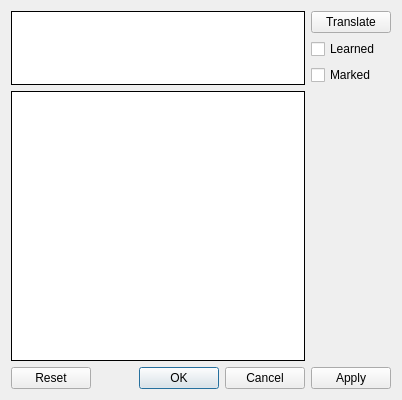
Before: the Qt Designer form Forms/CWordEditor.ui in skynowa/iTeacher, drawn with Qt 5.
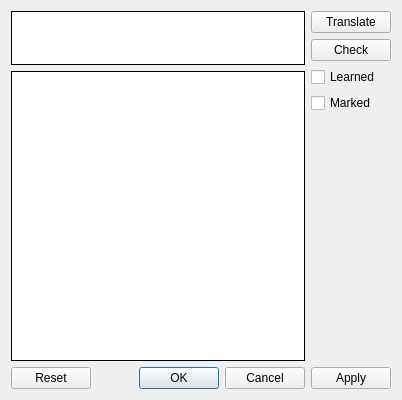
After: the same form once the commit is applied.

Diff of the .ui file:
```diff
--- a/Forms/CWordEditor.ui
+++ b/Forms/CWordEditor.ui
@@ -14,8 +14,20 @@
    <string>Word editor[*]</string>
   </property>
   <layout class="QGridLayout" name="gridLayout">
-   <item row="0" column="0" rowspan="3">
+   <item row="0" column="0">
     <widget class="QTextEdit" name="tedtWordTerm">
+     <property name="minimumSize">
+      <size>
+       <width>0</width>
+       <height>54</height>
+      </size>
+     </property>
+     <property name="maximumSize">
+      <size>
+       <width>16777215</width>
+       <height>54</height>
+      </size>
+     </property>
      <property name="frameShape">
       <enum>QFrame::Box</enum>
      </property>
@@ -24,28 +36,52 @@
      </property>
     </widget>
    </item>
-   <item row="0" column="1">
-    <widget class="QPushButton" name="pbtnTranslate">
+   <item row="0" column="1" rowspan="2">
+    <layout class="QVBoxLayout" name="verticalLayout">
+     <item>
+      <widget class="QPushButton" name="pbtnTermTranslate">
      <property name="text">
       <string>Translate</string>
      </property>
     </widget>
    </item>
-   <item row="1" column="1">
+     <item>
+      <widget class="QPushButton" name="pbtnTermCheck">
+       <property name="text">
+        <string>Check</string>
+       </property>
+      </widget>
+     </item>
+     <item>
     <widget class="QCheckBox" name="chkWordIsLearned">
      <property name="text">
       <string>Learned</string>
      </property>
     </widget>
    </item>
-   <item row="2" column="1">
+     <item>
     <widget class="QCheckBox" name="chkWordIsMarked">
      <property name="text">
       <string>Marked</string>
      </property>
     </widget>
    </item>
-   <item row="3" column="0">
+     <item>
+      <spacer name="verticalSpacer">
+       <property name="orientation">
+        <enum>Qt::Vertical</enum>
+       </property>
+       <property name="sizeHint" stdset="0">
+        <size>
+         <width>20</width>
+         <height>40</height>
+        </size>
+       </property>
+      </spacer>
+     </item>
+    </layout>
+   </item>
+   <item row="1" column="0">
     <widget class="QTextEdit" name="tedtWordValue">
      <property name="frameShape">
       <enum>QFrame::Box</enum>
```
Left out of the diff: 2 changed lines with no effect on the pictures. Lines whose indentation alone changed are shown as unchanged.
